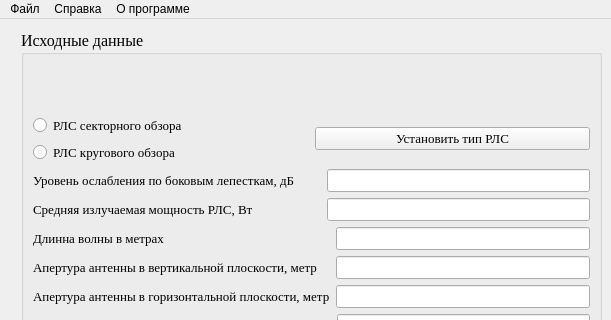
This is mainwindow.ui in Kirill1E1/SanPin_QT_windowApp as Qt 5 draws it before an edit; both pictures show x 0 to 611 and y 0 to 320 of the 611 by 469 pixel window. The edited form follows.
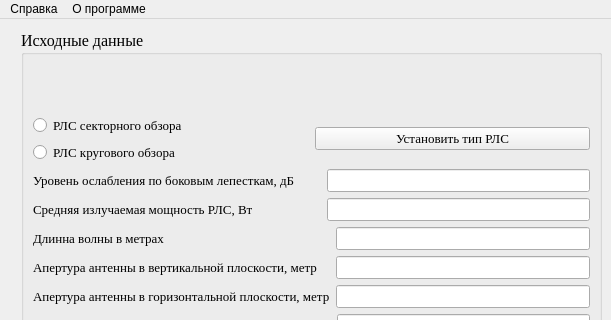
This is the edited form.

Diff of the .ui file:
```diff
--- a/mainwindow.ui
+++ b/mainwindow.ui
@@ -548,15 +548,6 @@
      <height>26</height>
     </rect>
    </property>
-   <widget class="QMenu" name="menu">
-    <property name="title">
-     <string>Файл</string>
-    </property>
-    <addaction name="NewFile"/>
-    <addaction name="OpenFile"/>
-    <addaction name="SaveAss"/>
-    <addaction name="Save"/>
-   </widget>
    <widget class="QMenu" name="menu_2">
     <property name="title">
      <string>Справка</string>
@@ -571,7 +562,6 @@
     <addaction name="AboutMe"/>
     <addaction name="AboutQT"/>
    </widget>
-   <addaction name="menu"/>
    <addaction name="menu_2"/>
    <addaction name="menu_3"/>
   </widget>
```
Left out of the diff: 6 changed lines with no effect on the pictures.
